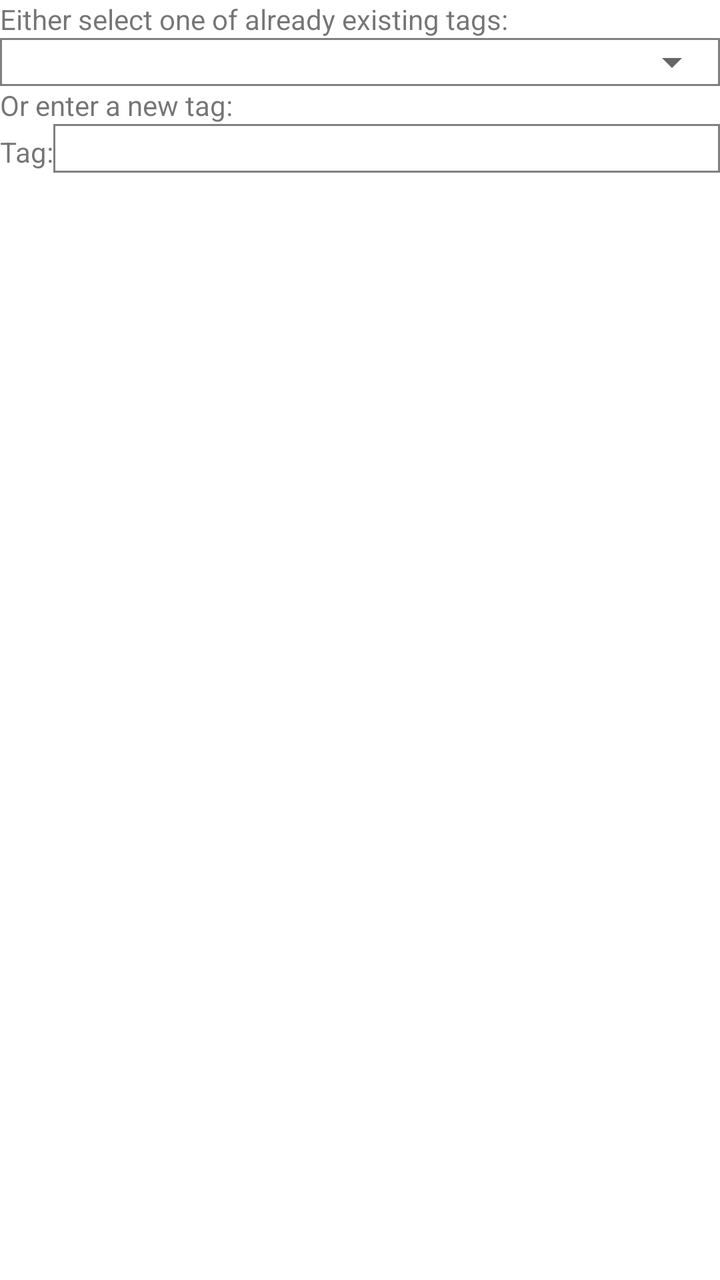
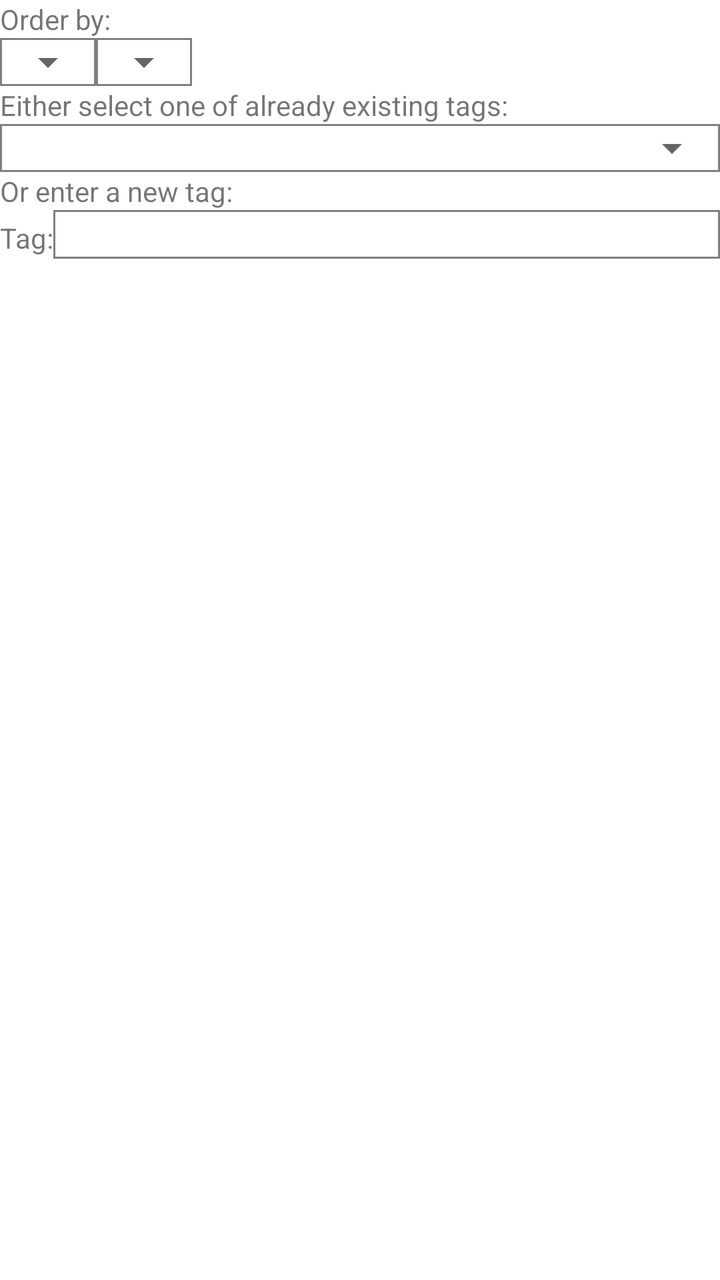

Screens rendered from an Android XML layout before and after an edit, with the pre-edit source and the edit as a unified diff.
<!-- AndroidManifest.xml: application theme Theme.WordStudy -->
<!-- res/layout/filter.xml -->
<?xml version="1.0" encoding="utf-8"?>
<LinearLayout xmlns:android="http://schemas.android.com/apk/res/android"
    android:orientation="vertical"
    android:layout_width="match_parent"
    android:layout_height="match_parent">
    <LinearLayout
        android:orientation="vertical"
        android:layout_width="match_parent"
        android:layout_height="wrap_content">
        <TextView
            android:layout_width="wrap_content"
            android:layout_height="wrap_content"
            android:text="Either select one of already existing tags:"
            android:id="@+id/textview12">
        </TextView>
        <FrameLayout
            android:layout_width="match_parent"
            android:layout_height="wrap_content"
            android:background="@drawable/rectangle">
            <Spinner
                android:id="@+id/spinner2"
                android:layout_width="match_parent"
                android:layout_height="wrap_content" />
        </FrameLayout>
        <TextView
            android:layout_width="wrap_content"
            android:layout_height="wrap_content"
            android:text="Or enter a new tag:"
            android:id="@+id/textview13">
        </TextView>
    </LinearLayout>
    <LinearLayout
        android:orientation="horizontal"
        android:layout_width="match_parent"
        android:layout_height="match_parent">
        <TextView
            android:layout_width="wrap_content"
            android:layout_height="wrap_content"
            android:text="Tag:"
            android:id="@+id/textview14">
        </TextView>
        <EditText
            android:id="@+id/edittext9"
            android:layout_width="match_parent"
            android:layout_height="wrap_content"
            android:background="@drawable/rectangle">
        </EditText>
    </LinearLayout>
    <FrameLayout
        android:layout_width="match_parent"
        android:layout_height="wrap_content"
        android:background="@drawable/rectangle">
        <Spinner
            android:id="@+id/spinner3"
            android:layout_width="match_parent"
            android:layout_height="wrap_content" />
    </FrameLayout>
    <TextView
        android:layout_width="wrap_content"
        android:layout_height="wrap_content"
        android:text="Word length:"
        android:id="@+id/textview15">
    </TextView>
    <EditText
        android:id="@+id/edittext10"
        android:inputType="number"
        android:layout_width="match_parent"
        android:layout_height="wrap_content"
        android:background="@drawable/rectangle">
    </EditText>
</LinearLayout>
<!-- resources referenced by this layout -->
<resources>
  <!-- drawable rectangle (drawable) -->
  <?xml version="1.0" encoding="utf-8"?>
  <shape xmlns:android="http://schemas.android.com/apk/res/android">
      <stroke
          android:width="1dp"
          android:color="@color/gray"/>
  </shape>
  <style name="Theme.WordStudy" parent="Theme.MaterialComponents.DayNight.NoActionBar">
          
          <item name="colorPrimary">@color/purple_500</item>
          <item name="colorPrimaryVariant">@color/purple_700</item>
          <item name="colorOnPrimary">@color/white</item>
          
          <item name="colorSecondary">@color/teal_200</item>
          <item name="colorSecondaryVariant">@color/teal_700</item>
          <item name="colorOnSecondary">@color/black</item>
          
          <item name="android:statusBarColor" tools:targetApi="l">?attr/colorPrimaryVariant</item>
          
      </style>
  <color name="gray">#FF808080</color>
  <color name="purple_500">#FF6200EE</color>
  <color name="purple_700">#FF3700B3</color>
  <color name="white">#FFFFFFFF</color>
  <color name="teal_200">#FF03DAC5</color>
  <color name="teal_700">#FF018786</color>
  <color name="black">#FF000000</color>
</resources>

<!-- the commit's change to res/layout/filter.xml (unified diff, before → after) -->
@@ -3,6 +3,35 @@
     android:orientation="vertical"
     android:layout_width="match_parent"
     android:layout_height="match_parent">
+    <TextView
+        android:layout_width="wrap_content"
+        android:layout_height="wrap_content"
+        android:text="Order by:"
+        android:id="@+id/textview65">
+    </TextView>
+    <LinearLayout
+        android:orientation="horizontal"
+        android:layout_width="match_parent"
+        android:layout_height="wrap_content">
+        <FrameLayout
+            android:layout_width="wrap_content"
+            android:layout_height="wrap_content"
+            android:background="@drawable/rectangle">
+            <Spinner
+                android:id="@+id/spinner15"
+                android:layout_width="wrap_content"
+                android:layout_height="wrap_content" />
+        </FrameLayout>
+        <FrameLayout
+            android:layout_width="wrap_content"
+            android:layout_height="wrap_content"
+            android:background="@drawable/rectangle">
+            <Spinner
+                android:id="@+id/spinner16"
+                android:layout_width="wrap_content"
+                android:layout_height="wrap_content" />
+        </FrameLayout>
+    </LinearLayout>
     <LinearLayout
         android:orientation="vertical"
         android:layout_width="match_parent"
